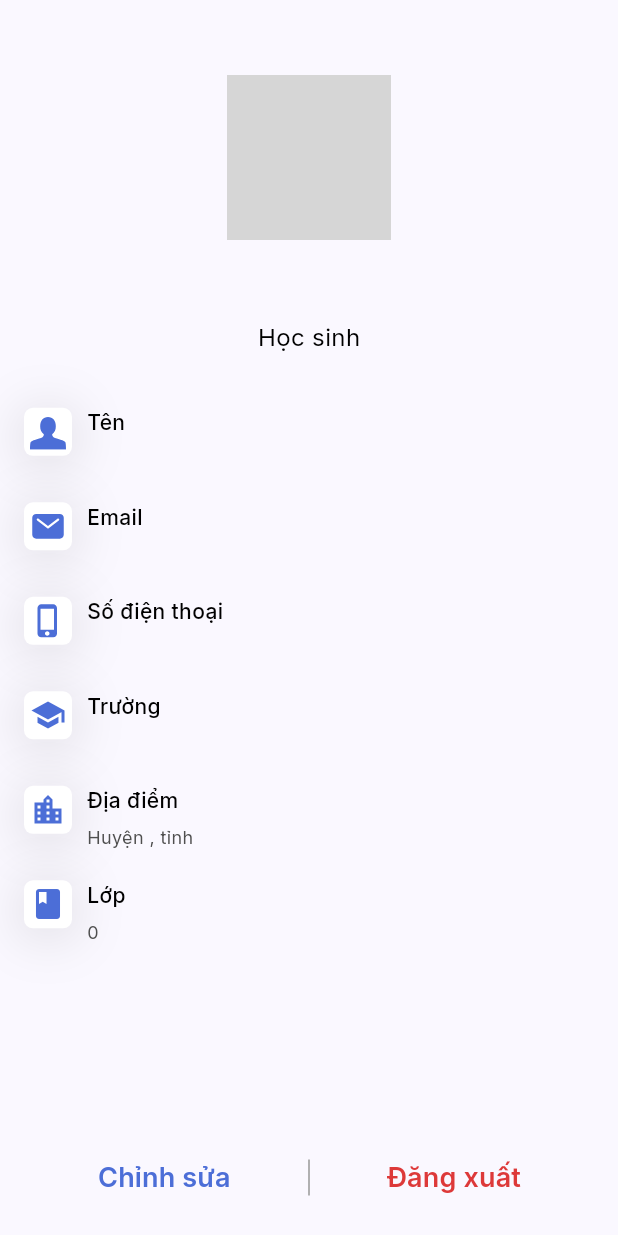
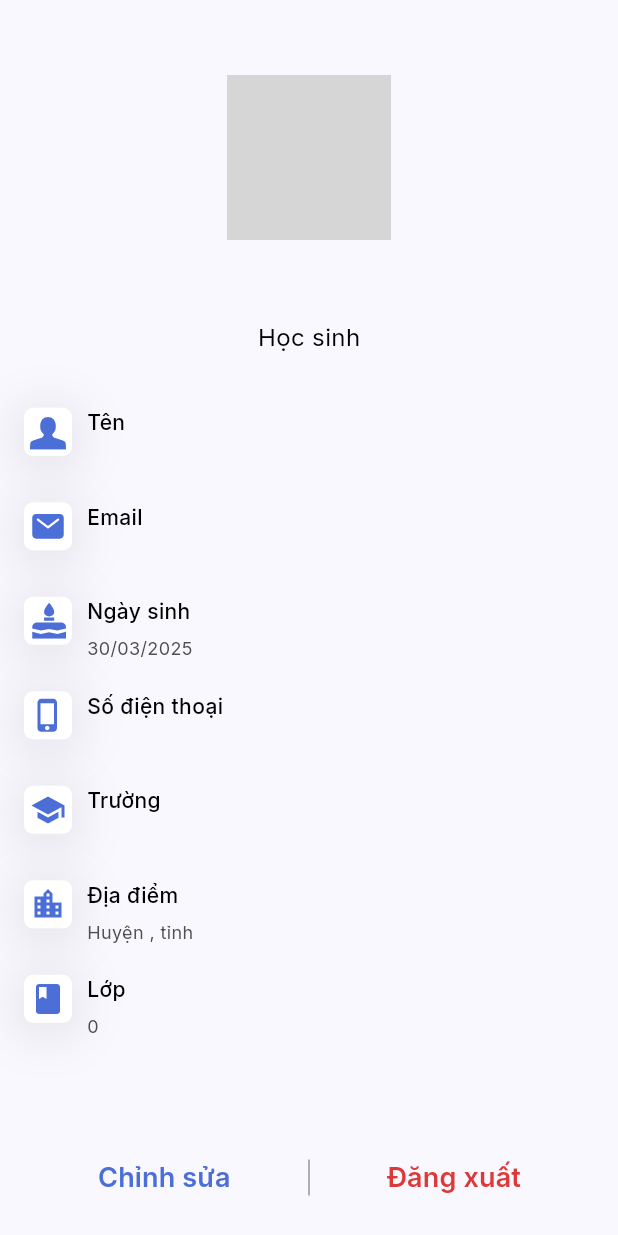
Before and after one commit to liguang612/edu_world, a Flutter app: the Account screen opened directly, on a phone screen of 412 x 824 dp. Run offline on Flutter 3.47's test engine with Material 3 defaults, Android fonts, the light colour scheme and no system bars; our stand-ins replace cloud_firestore, dio, equatable, firebase_auth, firebase_core, flutter_bloc and 5 more; accounts and stored records are empty; network calls fail; grey boxes are pictures that could not be loaded.

Commit message:
Update Account UI

```diff
--- a/lib/data/resources/resources.dart
+++ b/lib/data/resources/resources.dart
@@ -2,6 +2,7 @@ class Assets {
   // icons
   static const String iconPrefix = 'assets/icons';
   static const String icAccount = '$iconPrefix/account.svg';
+  static const String icBirth = '$iconPrefix/birthday.svg';
   static const String icCourse = '$iconPrefix/course.svg';
   static const String icGoogle = '$iconPrefix/google.svg';
   static const String icHome = '$iconPrefix/home.svg';
--- a/lib/view/account/account.dart
+++ b/lib/view/account/account.dart
@@ -6,6 +6,7 @@ import 'package:edu_world/data/resources/theme.dart';
 import 'package:edu_world/di/di.dart';
 import 'package:edu_world/model/entity/user.dart';
 import 'package:edu_world/shared/utils/ext/build_context_ext.dart';
+import 'package:edu_world/shared/utils/ext/date_time_ext.dart';
 import 'package:flutter/material.dart';
 import 'package:flutter_bloc/flutter_bloc.dart';
 import 'package:flutter_svg/svg.dart';
@@ -64,6 +65,11 @@ class Account extends StatelessWidget {
                       icon: SvgPicture.asset(Assets.icEmail, height: 24, width: 24),
                       title: 'Email',
                       value: state is GetAccountInfoSuccess ? state.user.email ?? '' : '',
+                    ),
+                    InfoItem(
+                      icon: SvgPicture.asset(Assets.icBirth, height: 24, width: 24),
+                      title: 'Ngày sinh',
+                      value: state is GetAccountInfoSuccess ? state.user.birthday.formattedString : '-- / -- / ----',
                     ),
                     InfoItem(
                       icon: SvgPicture.asset(Assets.icPhone, height: 24, width: 24),
```
